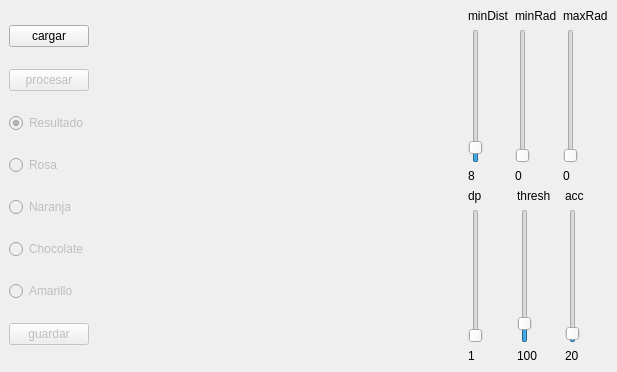
nlandau91/Procesamiento-de-Imagenes, file Actividad7/Actividad7_qt/mainwindow.ui: the form before one commit.
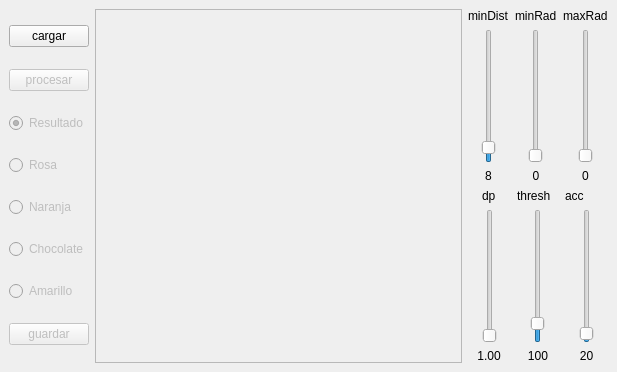
The form after the commit.

Commit message: escalado correcto

What changed in the file:
```diff
--- a/Actividad7/Actividad7_qt/mainwindow.ui
+++ b/Actividad7/Actividad7_qt/mainwindow.ui
@@ -102,16 +102,41 @@
        </layout>
       </item>
       <item>
-       <widget class="QLabel" name="lbl_img">
+       <widget class="QFrame" name="frame_img">
         <property name="sizePolicy">
          <sizepolicy hsizetype="Expanding" vsizetype="Expanding">
           <horstretch>0</horstretch>
           <verstretch>0</verstretch>
          </sizepolicy>
         </property>
-        <property name="text">
-         <string/>
+        <property name="frameShape">
+         <enum>QFrame::StyledPanel</enum>
         </property>
+        <property name="frameShadow">
+         <enum>QFrame::Raised</enum>
+        </property>
+        <widget class="QLabel" name="lbl_img">
+         <property name="geometry">
+          <rect>
+           <x>0</x>
+           <y>0</y>
+           <width>331</width>
+           <height>351</height>
+          </rect>
+         </property>
+         <property name="sizePolicy">
+          <sizepolicy hsizetype="Expanding" vsizetype="Expanding">
+           <horstretch>0</horstretch>
+           <verstretch>0</verstretch>
+          </sizepolicy>
+         </property>
+         <property name="autoFillBackground">
+          <bool>false</bool>
+         </property>
+         <property name="text">
+          <string/>
+         </property>
+        </widget>
        </widget>
       </item>
       <item>
@@ -127,7 +152,7 @@
               </property>
              </widget>
             </item>
-            <item>
+            <item alignment="Qt::AlignHCenter">
              <widget class="QSlider" name="verticalSlider_minDist">
               <property name="minimum">
                <number>1</number>
@@ -160,6 +185,12 @@
               <property name="text">
                <string>8</string>
               </property>
+              <property name="scaledContents">
+               <bool>false</bool>
+              </property>
+              <property name="alignment">
+               <set>Qt::AlignCenter</set>
+              </property>
              </widget>
             </item>
            </layout>
@@ -173,7 +204,7 @@
               </property>
              </widget>
             </item>
-            <item>
+            <item alignment="Qt::AlignHCenter">
              <widget class="QSlider" name="verticalSlider_minRad">
               <property name="maximum">
                <number>999</number>
@@ -191,6 +222,9 @@
               <property name="text">
                <string>0</string>
               </property>
+              <property name="alignment">
+               <set>Qt::AlignCenter</set>
+              </property>
              </widget>
             </item>
            </layout>
@@ -204,7 +238,7 @@
               </property>
              </widget>
             </item>
-            <item>
+            <item alignment="Qt::AlignHCenter">
              <widget class="QSlider" name="verticalSlider_maxRad">
               <property name="maximum">
                <number>999</number>
@@ -222,6 +256,9 @@
               <property name="text">
                <string>0</string>
               </property>
+              <property name="alignment">
+               <set>Qt::AlignCenter</set>
+              </property>
              </widget>
             </item>
            </layout>
@@ -232,27 +269,30 @@
          <layout class="QHBoxLayout" name="horizontalLayout_2">
           <item>
            <layout class="QVBoxLayout" name="verticalLayout_2">
-            <item>
+            <item alignment="Qt::AlignHCenter">
              <widget class="QLabel" name="label_3">
               <property name="text">
                <string>dp</string>
               </property>
              </widget>
             </item>
-            <item>
+            <item alignment="Qt::AlignHCenter">
              <widget class="QSlider" name="verticalSlider_dp">
               <property name="minimum">
-               <number>1</number>
+               <number>10</number>
               </property>
               <property name="orientation">
                <enum>Qt::Vertical</enum>
               </property>
              </widget>
             </item>
-            <item>
+            <item alignment="Qt::AlignHCenter">
              <widget class="QLabel" name="lbl_dp">
               <property name="text">
-               <string>1</string>
+               <string>1.00</string>
+              </property>
+              <property name="alignment">
+               <set>Qt::AlignCenter</set>
               </property>
              </widget>
             </item>
@@ -267,7 +307,7 @@
               </property>
              </widget>
             </item>
-            <item>
+            <item alignment="Qt::AlignHCenter">
              <widget class="QSlider" name="verticalSlider_thresh">
               <property name="minimum">
                <number>1</number>
@@ -288,6 +328,9 @@
               <property name="text">
                <string>100</string>
               </property>
+              <property name="alignment">
+               <set>Qt::AlignCenter</set>
+              </property>
              </widget>
             </item>
            </layout>
@@ -301,7 +344,7 @@
               </property>
              </widget>
             </item>
-            <item>
+            <item alignment="Qt::AlignHCenter">
              <widget class="QSlider" name="verticalSilder_acc">
               <property name="minimum">
                <number>1</number>
@@ -322,6 +365,9 @@
               <property name="text">
                <string>20</string>
               </property>
+              <property name="alignment">
+               <set>Qt::AlignCenter</set>
+              </property>
              </widget>
             </item>
            </layout>
```
The commit also changes 2 other files.
